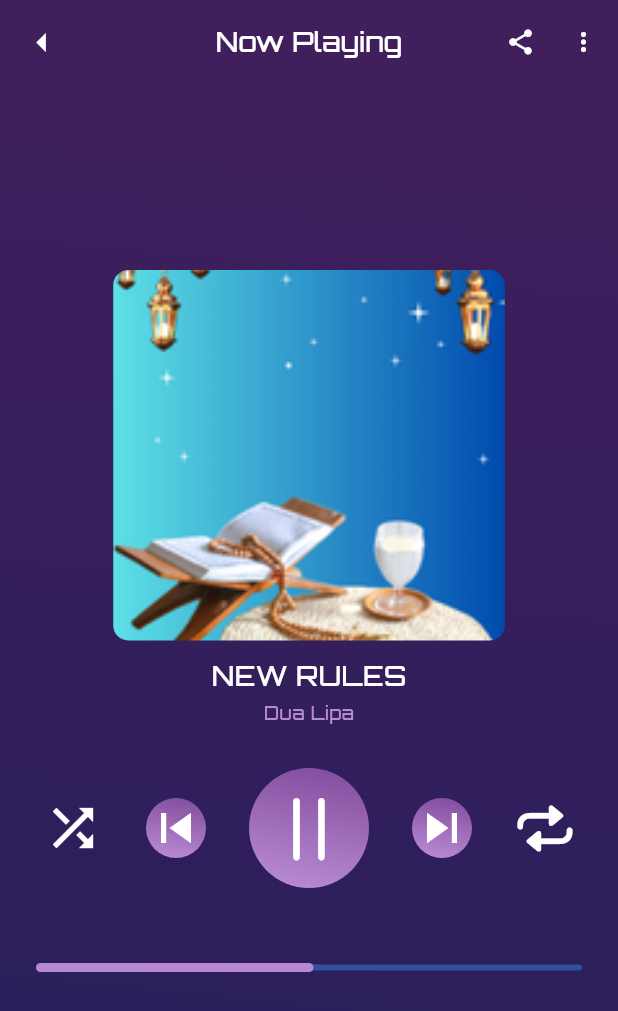
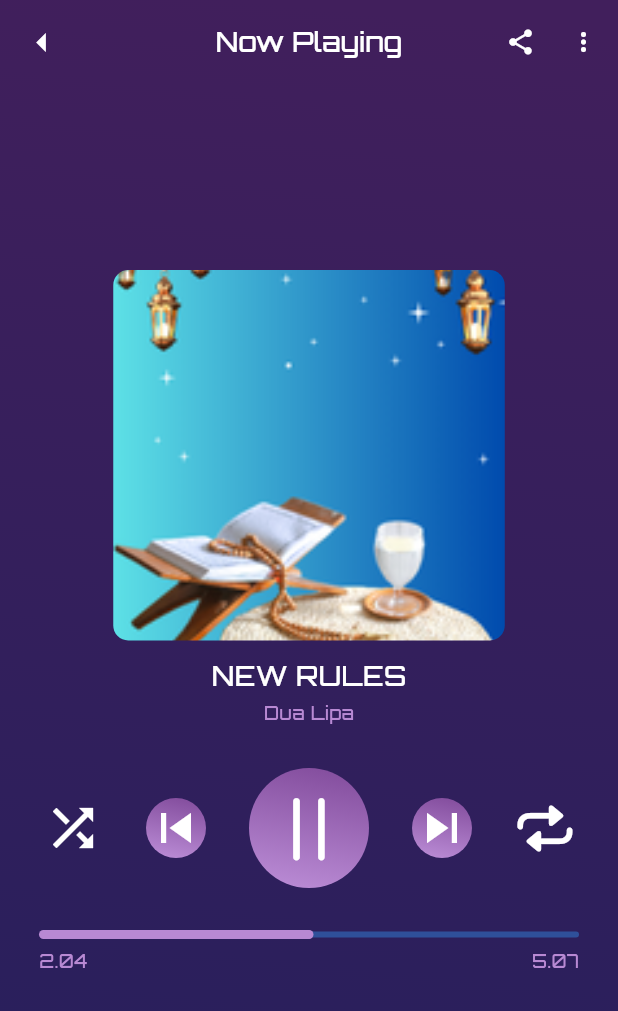
Before and after one commit to EngMohamed3382/music_app, a Flutter app: the PlayMusicScreen screen opened by its route, on a phone screen of 412 x 824 dp. Shown: the top 1011 px of the screen. Run offline on Flutter 3.47's test engine with Material 3 defaults, Android fonts, the phone set to English and light mode, and no system bars.

Commit message:
Part 34 design Play Page Part 9 Add Row of Duration of Play Music

```diff
--- a/lib/core/resources/padding_value.dart
+++ b/lib/core/resources/padding_value.dart
@@ -1,7 +1,9 @@
 class PaddingValue{
+  static const double p7 =7;
   static const double p10 =10;
   static const double p15 =15;
   static const double p20 =20;
+  static const double p26 =26;
   static const double p31 =31;
   static const double p32 =32;
   static const double p34 =34;
--- a/lib/features/play_music/widgets/custom_button_controller_play_music.dart
+++ b/lib/features/play_music/widgets/custom_button_controller_play_music.dart
@@ -4,14 +4,13 @@ import 'package:music_app/core/resources/alignment_managers.dart';
 import 'package:music_app/core/resources/color_managers.dart';
 import 'package:music_app/core/resources/font_managers.dart';
 import 'package:music_app/core/resources/height_values_managers.dart';
+import 'package:music_app/core/resources/padding_value.dart';
 import 'package:music_app/core/resources/radius_values_managers.dart';
 import 'package:music_app/core/resources/width_values_managers.dart';
 
 class CustomButtonControllerPlayMusic extends StatelessWidget {
-  const CustomButtonControllerPlayMusic({
-    super.key, required this.onChanged, required this.value
-
-  });
+  const CustomButtonControllerPlayMusic(
+      {super.key, required this.onChanged, required this.value});
   final ValueChanged<double> onChanged;
   final double value;
   @override
@@ -21,10 +20,15 @@ class CustomButtonControllerPlayMusic extends StatelessWidget {
         Row(
           mainAxisAlignment: MainAxisAlignment.spaceEvenly,
           children: [
-            Icon(Icons.shuffle,size: FontSizeManagers.f40,color: ColorManagers.kWhite,),
+            Icon(
+              Icons.shuffle,
+              size: FontSizeManagers.f40,
+              color: ColorManagers.kWhite,
+            ),
             Container(
                 decoration: BoxDecoration(
-                    borderRadius: BorderRadius.circular(RadiusValuesManagers.r50),
+                    borderRadius:
+                        BorderRadius.circular(RadiusValuesManagers.r50),
                     gradient: LinearGradient(
                         begin: Alignment(AlignmentManagersX.x0_20,
                             AlignmentManagersY.y_0_98),
@@ -33,14 +37,18 @@ class CustomButtonControllerPlayMusic extends StatelessWidget {
                         colors: [
                           ColorManagers.kThirdPrimaryColor,
                           ColorManagers.kLightPurple
-                        ])
-                ),
-                child: Icon(Icons.skip_previous,color: ColorManagers.kWhite,size: FontSizeManagers.f40,)),
+                        ])),
+                child: Icon(
+                  Icons.skip_previous,
+                  color: ColorManagers.kWhite,
+                  size: FontSizeManagers.f40,
+                )),
             Container(
                 width: WidthValuesManagers.w80,
                 height: HeightValuesManagers.h80,
                 decoration: BoxDecoration(
-                    borderRadius: BorderRadius.circular(RadiusValuesManagers.r50),
+                    borderRadius:
+                        BorderRadius.circular(RadiusValuesManagers.r50),
                     gradient: LinearGradient(
                         begin: Alignment(AlignmentManagersX.x0_20,
                             AlignmentManagersY.y_0_98),
@@ -49,9 +57,12 @@ class CustomButtonControllerPlayMusic extends StatelessWidget {
                         colors: [
                           ColorManagers.kThirdPrimaryColor,
                           ColorManagers.kLightPurple
-                        ])
-                ),
-                child: Icon(CupertinoIcons.pause,color: ColorManagers.kWhite,size: FontSizeManagers.f60,)),
+                        ])),
+                child: Icon(
+                  CupertinoIcons.pause,
+                  color: ColorManagers.kWhite,
+                  size: FontSizeManagers.f60,
+                )),
             // Container(
             //   width: 50,
             //     height: 50,
@@ -65,7 +76,8 @@ class CustomButtonControllerPlayMusic extends StatelessWidget {
             //     child: Icon(CupertinoIcons.pause,color: ColorManagers.kWhite,size: 50,)),
             Container(
                 decoration: BoxDecoration(
-                    borderRadius: BorderRadius.circular(RadiusValuesManagers.r50),
+                    borderRadius:
+                        BorderRadius.circular(RadiusValuesManagers.r50),
                     gradient: LinearGradient(
                         begin: Alignment(AlignmentManagersX.x0_20,
                             AlignmentManagersY.y_0_98),
@@ -74,23 +86,58 @@ class CustomButtonControllerPlayMusic extends StatelessWidget {
                         colors: [
                           ColorManagers.kThirdPrimaryColor,
                           ColorManagers.kLightPurple
-                        ])
+                        ])),
+                child: Icon(
+                  Icons.skip_next,
+                  color: ColorManagers.kWhite,
+                  size: FontSizeManagers.f40,
+                )),
+            Icon(
+              CupertinoIcons.repeat,
+              color: ColorManagers.kWhite,
+              size: FontSizeManagers.f40,
             ),
-                child: Icon(Icons.skip_next,color: ColorManagers.kWhite,size: FontSizeManagers.f40,)),
-            Icon(CupertinoIcons.repeat,color: ColorManagers.kWhite,size: FontSizeManagers.f40,),
-
           ],
         ),
         SizedBox(
           height: HeightValuesManagers.h29,
         ),
-        SliderTheme(data: SliderThemeData(
-          thumbShape: RoundSliderThumbShape()
-        ), child: Slider(
-          value: 0.5, onChanged: onChanged,
+        Padding(
+          padding: const EdgeInsets.symmetric(horizontal: PaddingValue.p26),
+          child: SliderTheme(
+            data: SliderThemeData(thumbShape: RoundSliderThumbShape(),
+            overlayShape: SliderComponentShape.noOverlay,
+            ),
+            child: Slider(
+              value: 0.5,
+              onChanged: onChanged,
               activeColor: ColorManagers.kLightPurple,
               inactiveColor: ColorManagers.kDarkPurple,
-        ),)
+            ),
+          ),
+        ),
+        Padding(
+          padding: const EdgeInsets.symmetric(horizontal: PaddingValue.p26, vertical: PaddingValue.p7),
+          child: Row(
+            mainAxisAlignment: MainAxisAlignment.spaceBetween,
+            children: [
+              Text(
+                "2.04",
+                style: TextStyle(
+                    color: ColorManagers.kLightPurple,
+                    fontWeight: FontWeight.w500,
+                    fontSize: FontSizeManagers.f12),
+              ),
+              Text(
+                "5.07",
+                style: TextStyle(
+                    color: ColorManagers.kLightPurple,
+                    fontWeight: FontWeight.w500,
+                    fontSize: FontSizeManagers.f12),
+              ),
+            ],
+          ),
+        ),
       ],
     );
   }
@@ -121,7 +168,5 @@ class RoundSliderThumbShape extends SliderComponentShape {
       ..strokeWidth = 2.0;
 
     canvas.drawCircle(center, 3.0, paint); // Draw a circle as the thumb
-
-    // TODO: implement paint
   }
 }
```
Lines whose indentation alone changed are shown as unchanged.
